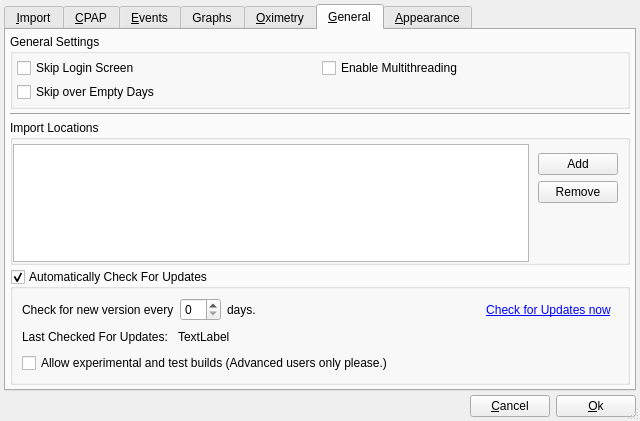
This is preferencesdialog.ui in sbonaime/sleepyhead-code. as Qt 5 draws it before an edit. The edited form follows.
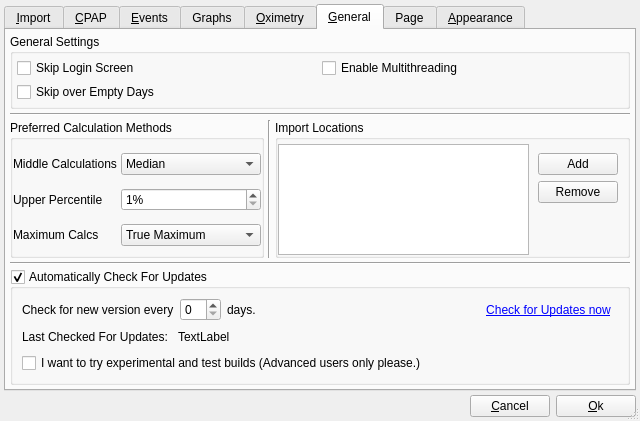
This is the edited form. Icons and pictures are not drawn.

Patch:
```diff
--- a/preferencesdialog.ui
+++ b/preferencesdialog.ui
@@ -608,11 +608,8 @@
         </widget>
        </item>
        <item>
-        <layout class="QVBoxLayout" name="verticalLayout_13">
-         <property name="spacing">
-          <number>4</number>
-         </property>
-         <item>
+        <layout class="QGridLayout" name="gridLayout_11">
+         <item row="1" column="0" colspan="3">
           <widget class="QCheckBox" name="AddRERAtoAHI">
            <property name="font">
             <font>
@@ -628,7 +625,7 @@
            </property>
           </widget>
          </item>
-         <item>
+         <item row="2" column="0" colspan="3">
           <widget class="QGroupBox" name="complianceGroupbox">
            <property name="toolTip">
             <string>Don't show any compliance information</string>
@@ -694,7 +691,7 @@
            </layout>
           </widget>
          </item>
-         <item>
+         <item row="3" column="0" colspan="3">
           <widget class="QGroupBox" name="customEventGroupbox">
            <property name="toolTip">
             <string>Enable/disable experimental event flagging enhancements. 
@@ -830,7 +827,7 @@
            </layout>
           </widget>
          </item>
-         <item>
+         <item row="4" column="0" colspan="3">
           <widget class="QGroupBox" name="ahiGraphGroupbox">
            <property name="title">
             <string>AHI/Hour Graph Settings</string>
@@ -894,7 +891,7 @@
            </layout>
           </widget>
          </item>
-         <item>
+         <item row="5" column="0">
           <spacer name="verticalSpacer_7">
            <property name="orientation">
             <enum>Qt::Vertical</enum>
@@ -1299,7 +1296,7 @@
       <attribute name="title">
        <string>&amp;General</string>
       </attribute>
-      <layout class="QVBoxLayout" name="verticalLayout_7">
+      <layout class="QVBoxLayout" name="verticalLayout_6">
        <property name="spacing">
         <number>4</number>
        </property>
@@ -1307,7 +1304,7 @@
         <number>4</number>
        </property>
        <item>
-        <widget class="QGroupBox" name="groupBox_2">
+        <widget class="QGroupBox" name="GeneralSettings">
          <property name="title">
           <string>General Settings</string>
          </property>
@@ -1318,16 +1315,6 @@
           <property name="spacing">
            <number>4</number>
           </property>
-          <item row="1" column="0">
-           <widget class="QCheckBox" name="skipLoginScreen">
-            <property name="toolTip">
-             <string>Bypass the login screen and load the most recent User Profile</string>
-            </property>
-            <property name="text">
-             <string>Skip Login Screen</string>
-            </property>
-           </widget>
-          </item>
           <item row="5" column="0">
            <widget class="QCheckBox" name="skipEmptyDays">
             <property name="toolTip">
@@ -1349,31 +1336,156 @@
             </property>
            </widget>
           </item>
+          <item row="1" column="0">
+           <widget class="QCheckBox" name="skipLoginScreen">
+            <property name="toolTip">
+             <string>Bypass the login screen and load the most recent User Profile</string>
+            </property>
+            <property name="text">
+             <string>Skip Login Screen</string>
+            </property>
+           </widget>
+          </item>
          </layout>
         </widget>
        </item>
        <item>
-        <spacer name="verticalSpacer_3">
+        <widget class="Line" name="line_7">
          <property name="orientation">
-          <enum>Qt::Vertical</enum>
+          <enum>Qt::Horizontal</enum>
          </property>
-         <property name="sizeHint" stdset="0">
+        </widget>
+       </item>
+       <item>
+        <layout class="QHBoxLayout" name="horizontalLayout_14">
+         <item>
+          <widget class="QGroupBox" name="PreferredCalcs">
+           <property name="toolTip">
+            <string>Changes to the following settings needs a restart, but not a recalc.</string>
+           </property>
+           <property name="title">
+            <string>Preferred Calculation Methods</string>
+           </property>
+           <layout class="QGridLayout" name="gridLayout_12">
+            <property name="leftMargin">
+             <number>0</number>
+            </property>
+            <property name="topMargin">
+             <number>4</number>
+            </property>
+            <property name="rightMargin">
+             <number>0</number>
+            </property>
+            <property name="bottomMargin">
+             <number>0</number>
+            </property>
+            <property name="spacing">
+             <number>4</number>
+            </property>
+            <item row="0" column="0">
+             <widget class="QLabel" name="label_37">
+              <property name="sizePolicy">
+               <sizepolicy hsizetype="Fixed" vsizetype="Preferred">
+                <horstretch>0</horstretch>
+                <verstretch>0</verstretch>
+               </sizepolicy>
+              </property>
+              <property name="text">
+               <string>Middle Calculations</string>
+              </property>
+             </widget>
+            </item>
+            <item row="1" column="0">
+             <widget class="QLabel" name="label_42">
+              <property name="text">
+               <string>Upper Percentile</string>
+              </property>
+             </widget>
+            </item>
+            <item row="1" column="2">
+             <widget class="QSpinBox" name="prefCalcPercentile">
+              <property name="toolTip">
+               <string>For consistancy, ResMed users should use 95% here,
+as this is the only value available on summary-only days.</string>
+              </property>
+              <property name="suffix">
+               <string notr="true">%</string>
+              </property>
+              <property name="minimum">
+               <number>1</number>
+              </property>
+             </widget>
+            </item>
+            <item row="0" column="2">
+             <widget class="QComboBox" name="prefCalcMiddle">
+              <property name="toolTip">
+               <string>Median is recommended for ResMed users.</string>
+              </property>
+              <item>
+               <property name="text">
+                <string>Median</string>
+               </property>
+              </item>
+              <item>
+               <property name="text">
+                <string>Weighted Average</string>
+               </property>
+              </item>
+              <item>
+               <property name="text">
+                <string>Normal Average</string>
+               </property>
+              </item>
+             </widget>
+            </item>
+            <item row="2" column="2">
+             <widget class="QComboBox" name="prefCalcMax">
+              <property name="sizePolicy">
+               <sizepolicy hsizetype="Preferred" vsizetype="Fixed">
+                <horstretch>0</horstretch>
+                <verstretch>0</verstretch>
+               </sizepolicy>
+              </property>
+              <property name="minimumSize">
           <size>
-           <width>20</width>
-           <height>40</height>
-          </size>
-         </property>
-        </spacer>
+                <width>140</width>
+                <height>0</height>
+               </size>
+              </property>
+              <property name="toolTip">
+               <string>ResMed users probably should use 99th Percentile for visual consistency.</string>
+              </property>
+              <item>
+               <property name="text">
+                <string>True Maximum</string>
+               </property>
        </item>
        <item>
-        <widget class="Line" name="line_3">
+               <property name="text">
+                <string>99% Percentile</string>
+               </property>
+              </item>
+             </widget>
+            </item>
+            <item row="2" column="0">
+             <widget class="QLabel" name="label_43">
+              <property name="text">
+               <string>Maximum Calcs</string>
+              </property>
+             </widget>
+            </item>
+           </layout>
+          </widget>
+         </item>
+         <item>
+          <widget class="Line" name="line_6">
          <property name="orientation">
-          <enum>Qt::Horizontal</enum>
+            <enum>Qt::Vertical</enum>
          </property>
         </widget>
        </item>
        <item>
-        <widget class="QGroupBox" name="groupBox_3">
+          <widget class="QGroupBox" name="ImportLocations">
          <property name="title">
           <string>Import Locations</string>
          </property>
@@ -1436,6 +1548,15 @@
          </layout>
         </widget>
        </item>
+        </layout>
+       </item>
+       <item>
+        <widget class="Line" name="line_3">
+         <property name="orientation">
+          <enum>Qt::Horizontal</enum>
+         </property>
+        </widget>
+       </item>
        <item>
         <widget class="QGroupBox" name="automaticallyCheckUpdates">
          <property name="sizePolicy">
@@ -1617,15 +1738,33 @@
 &lt;p style=&quot;-qt-paragraph-type:empty; margin-top:0px; margin-bottom:0px; margin-left:0px; margin-right:0px; -qt-block-indent:0; text-indent:0px;&quot;&gt;&lt;/p&gt;&lt;/body&gt;&lt;/html&gt;</string>
             </property>
             <property name="text">
-             <string>Allow experimental and test builds (Advanced users only please.)</string>
+             <string>I want to try experimental and test builds (Advanced users only please.)</string>
             </property>
            </widget>
           </item>
          </layout>
         </widget>
        </item>
+       <item>
+        <spacer name="verticalSpacer_3">
+         <property name="orientation">
+          <enum>Qt::Vertical</enum>
+         </property>
+         <property name="sizeHint" stdset="0">
+          <size>
+           <width>20</width>
+           <height>40</height>
+          </size>
+         </property>
+        </spacer>
+       </item>
       </layout>
      </widget>
+     <widget class="QWidget" name="tab">
+      <attribute name="title">
+       <string>Page</string>
+      </attribute>
+     </widget>
      <widget class="QWidget" name="appearanceTab">
       <attribute name="title">
        <string>&amp;Appearance</string>
```
Lines whose indentation alone changed are shown as unchanged.
